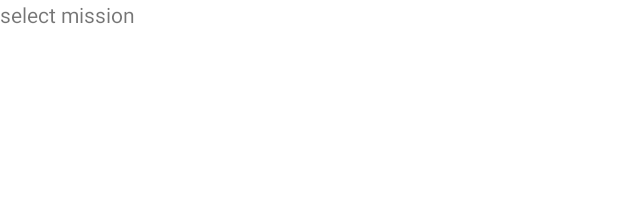
After one commit to adrian-dragos/alarm, an Android app: the layout select_mission.xml on its own in the app's theme, with its tools: preview values and no code run, on a phone screen of 412 x 824 dp. The commit adds this screen. Shown: the top 197 px of the screen. Run offline under Robolectric (Android 15) with nearby library versions, the phone set to English and light mode, and no system bars.

Commit message:
add select mission and ringtone activity

```diff
--- a/Alarm/app/src/main/AndroidManifest.xml
+++ b/Alarm/app/src/main/AndroidManifest.xml
@@ -48,6 +48,10 @@
         </activity>
         <activity android:name=".view.StepsActivity">
         </activity>
+        <activity android:name=".view.SelectMissionActivity">
+        </activity>
+        <activity android:name=".view.SelectRingtoneActivity">
+        </activity>
         <receiver
             android:name=".utils.AlarmReceiver"
             android:enabled="true"
--- a/Alarm/app/src/main/res/layout/add_alarm_view.xml
+++ b/Alarm/app/src/main/res/layout/add_alarm_view.xml
@@ -119,6 +119,7 @@
     </com.google.android.material.card.MaterialCardView>
 
     <com.google.android.material.card.MaterialCardView
+        android:id="@+id/select_mission_card"
         android:layout_width="match_parent"
         android:layout_height="70dp"
         android:layout_marginLeft="15dp"
@@ -223,6 +224,7 @@
     </com.google.android.material.card.MaterialCardView>
 
     <com.google.android.material.card.MaterialCardView
+        android:id="@+id/select_ringtone_card"
         android:layout_width="match_parent"
         android:layout_height="70dp"
         android:layout_marginLeft="15dp"
--- /dev/null
+++ b/Alarm/app/src/main/res/layout/select_mission.xml
@@ -0,0 +1,13 @@
+<?xml version="1.0" encoding="utf-8"?>
+<RelativeLayout xmlns:android="http://schemas.android.com/apk/res/android"
+    android:layout_width="match_parent"
+    android:layout_height="match_parent">
+
+    <TextView
+        android:layout_width="wrap_content"
+        android:layout_height="wrap_content"
+        android:text="select mission">
+
+    </TextView>
+
+</RelativeLayout>
```
Also changed, not shown: Alarm/app/src/main/java/com/example/alarm/view/AlarmHomeActivity.kt (+15 -15 lines), Alarm/app/src/main/java/com/example/alarm/view/SelectMissionActivity.kt (+9 -1 lines), Alarm/app/src/main/java/com/example/alarm/view/SelectRingtoneActivity.kt (+9 -1 lines), Alarm/app/src/main/java/com/example/alarm/view/ShowAddUpdateAlarmActivity.kt (+9 -0 lines), Alarm/app/src/main/res/layout/select_ringtone.xml (added, +13 -0 lines).
